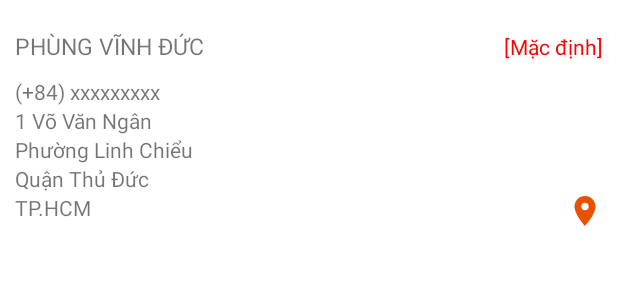
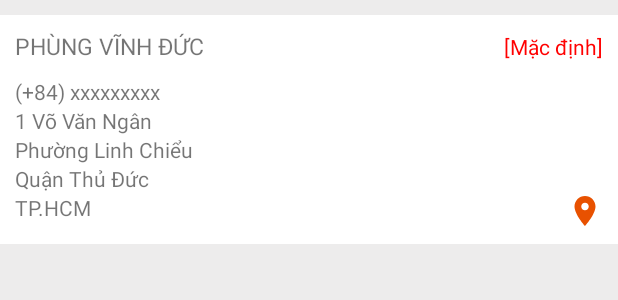
Before and after one commit to leehari-ute/AppTangQua, an Android app: the layout layout_lisview_address.xml on its own in the app's theme, with its tools: preview values and no code run, on a phone screen of 412 x 824 dp. Shown: the top 300 px of the screen. Run offline under Robolectric (Android 15) with nearby library versions, the phone set to English and light mode, and no system bars.

Commit message:
[Quynh: refactor] update document

```diff
--- a/GiftsApp/app/src/main/java/com/example/giftsapp/Controller/Fragment_Accounts/Location.java
+++ b/GiftsApp/app/src/main/java/com/example/giftsapp/Controller/Fragment_Accounts/Location.java
@@ -89,9 +89,6 @@ public class Location extends Fragment {
         addressAdapter      = new AddressAdapter(settingAccountForm, R.layout.layout_lisview_address, addressArrayList);
         listViewAddress.setAdapter(addressAdapter);
         GetAddressFromFireStore();
-//        addressArrayList.add(new Address("Đỗ Phạm Trúc Quỳnh", "0393304218", "200", "xã Xuân Trường", "Thành phố Đà Lạt", "Tỉnh Lâm Đồng", true));
-//        addressArrayList.add(new Address("Đỗ Phạm Trúc Quỳnh", "0393304218", "200", "xã Xuân Trường", "Thành phố Đà Lạt", "Tỉnh Lâm Đồng", false));
-
     }
 
     private void GetAddressFromFireStore() {
@@ -120,7 +117,4 @@ public class Location extends Fragment {
             }
         });
     }
-
-
-
 }
--- a/GiftsApp/app/src/main/res/layout/fragment_delivered.xml
+++ b/GiftsApp/app/src/main/res/layout/fragment_delivered.xml
@@ -5,9 +5,9 @@
     xmlns:app="http://schemas.android.com/apk/res-auto"
     tools:context=".Controller.Fragment_Accounts.Bill">
 
-
     <ListView
         android:id="@+id/listView"
         android:layout_width="match_parent"
         android:layout_height="match_parent" />
+
 </FrameLayout>
--- a/GiftsApp/app/src/main/res/layout/layout_lisview_address.xml
+++ b/GiftsApp/app/src/main/res/layout/layout_lisview_address.xml
@@ -1,4 +1,16 @@
 <?xml version="1.0" encoding="utf-8"?>
+
+<FrameLayout xmlns:android="http://schemas.android.com/apk/res/android"
+    xmlns:tools="http://schemas.android.com/tools"
+    android:layout_width="match_parent"
+    android:layout_height="match_parent"
+    android:background="#EDECEC"
+    xmlns:app="http://schemas.android.com/apk/res-auto"
+    tools:context=".Controller.Fragment_Accounts.AddLocation">
+
+<ScrollView android:layout_width="match_parent"
+    android:layout_height="match_parent">
+
 
     <LinearLayout android:layout_width="match_parent"
         android:layout_height="wrap_content"
@@ -84,3 +96,8 @@
                 android:textAlignment="textEnd" />
         </LinearLayout>
     </LinearLayout>
+
+</ScrollView>
+
+
+</FrameLayout>
```
Also changed, not shown: GiftsApp/app/src/main/java/com/example/giftsapp/Controller/MainActivity.java (+31 -23 lines), GiftsApp/app/src/main/res/drawable/border_addlocation.xml (added, +26 -0 lines), GiftsApp/app/src/main/res/layout/fragment_location.xml (+5 -12 lines), 4 other files. Lines whose indentation alone changed are shown as unchanged.
